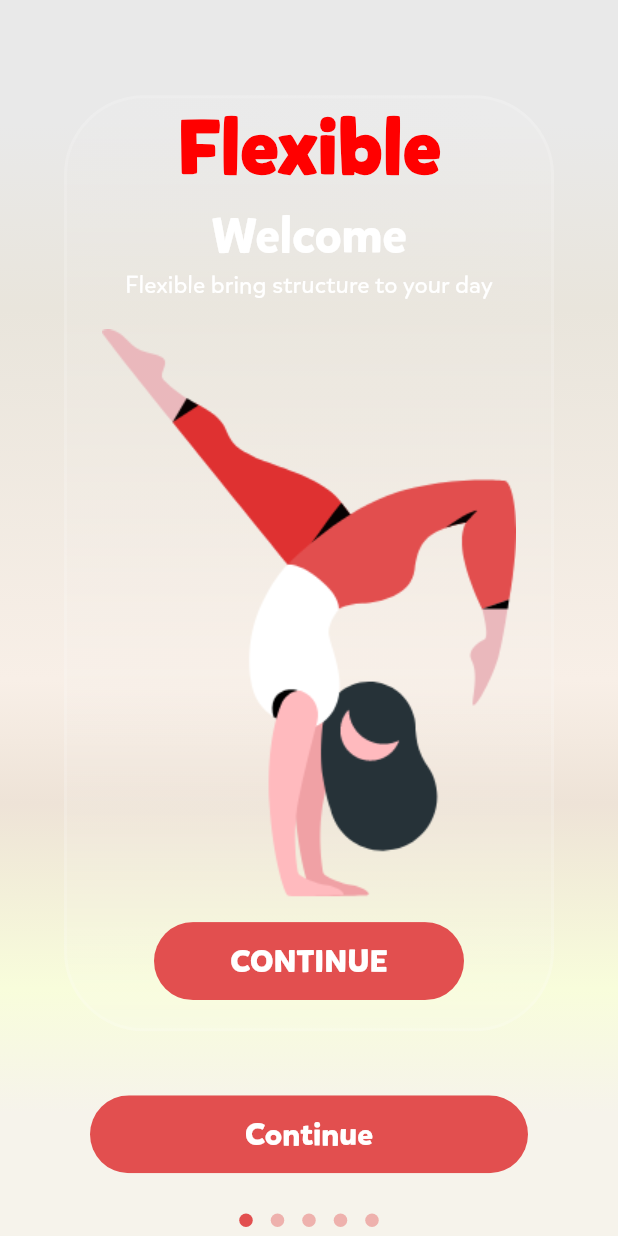
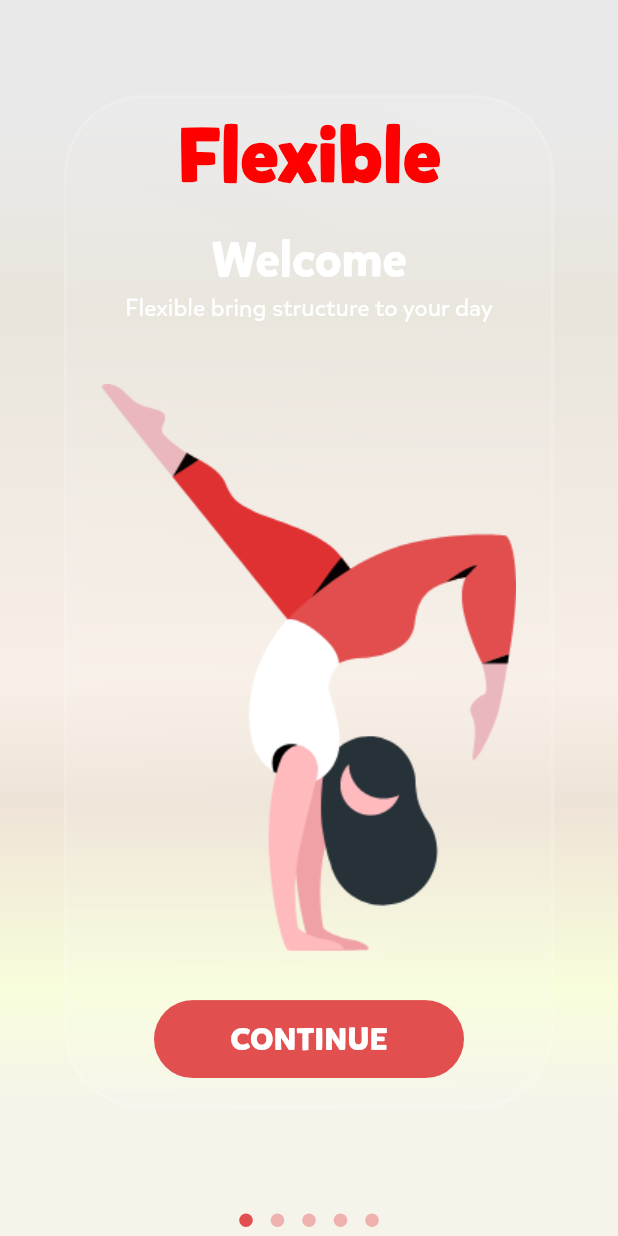
Before and after one commit to horlann/flexible, a Flutter app: the screen it shows after launch, on a phone screen of 412 x 824 dp. Run offline on Flutter 3.47's test engine with Material 2 defaults, Android fonts, the phone set to English and light mode, and no system bars; drawn by our look-alikes of dots_indicator, glassmorphism; our stand-ins replace bloc, cloud_firestore, country_code_picker, equatable, firebase_auth, firebase_core and 13 more; missing offline and left inert: country_pickers, flutter_sim_country_code, invert_colors, move_to_background, qonversion_flutter; accounts and stored records are empty.

Commit message:
helper callback

```diff
--- a/lib/helper/helper_page.dart
+++ b/lib/helper/helper_page.dart
@@ -1,12 +1,11 @@
 import 'package:dots_indicator/dots_indicator.dart';
+import 'package:flutter/material.dart';
+import 'package:flutter/services.dart';
 import 'package:flexible/board/widgets/flexible_text.dart';
 import 'package:flexible/board/widgets/glassmorph_layer.dart';
-import 'package:flexible/board/widgets/weather_bg.dart';
 import 'package:flexible/utils/adaptive_utils.dart';
 import 'package:flexible/utils/main_backgroung_gradient.dart';
 import 'package:flexible/widgets/wide_rounded_button.dart';
-import 'package:flutter/material.dart';
-import 'package:flutter/services.dart';
 
 class HelperPage extends StatefulWidget {
   HelperPage({required this.callback});
@@ -31,14 +30,30 @@ class _HelperPageState extends State<HelperPage> {
         duration: Duration(milliseconds: 200), curve: Curves.easeInOut);
   }
 
-  final List<Widget> subPages = [
-    Helper2(),
-    Helper1(),
-    Helper4(),
-    Helper5(),
-    Helper3(),
+  late final List<Widget> subPages;
+  double currentPage = 0;
+
+  @override
+  void initState() {
+    super.initState();
+    subPages = [
+      Helper2(
+        callback: () => onContinue(),
+      ),
+      Helper1(
+        callback: () => onContinue(),
+      ),
+      Helper4(
+        callback: () => onContinue(),
+      ),
+      Helper5(
+        callback: () => onContinue(),
+      ),
+      Helper3(
+        callback: () => onContinue(),
+      ),
     ];
-  double currentPage = 0;
+  }
 
   @override
   Widget build(BuildContext context) {
@@ -85,7 +100,6 @@ class _HelperPageState extends State<HelperPage> {
             SizedBox(
               height: 16 * byWithScale(context),
             ),
-
             Expanded(
               child: Padding(
                 padding: EdgeInsets.all(32 / hpRatio(context)),
@@ -101,27 +115,26 @@ class _HelperPageState extends State<HelperPage> {
                 ),
               ),
             ),
-            Padding(
-              padding: EdgeInsets.symmetric(horizontal: 60),
-              child: WideRoundedButton(
-                text: 'Continue',
-                enable: true,
-                textColor: Colors.white,
-                enableColor: Color(0xffE24F4F),
-                disableColor: Color(0xffE24F4F).withOpacity(0.25),
-                callback: () => onContinue(),
-              ),
-            ),
+            // Padding(
+            //   padding: EdgeInsets.symmetric(horizontal: 60),
+            //   child: WideRoundedButton(
+            //     text: 'Continue',
+            //     enable: true,
+            //     textColor: Colors.white,
+            //     enableColor: Color(0xffE24F4F),
+            //     disableColor: Color(0xffE24F4F).withOpacity(0.25),
+            //     callback: () => onContinue(),
+            //   ),
+            // ),
             SizedBox(
               height: 16 * byWithScale(context),
             ),
             DotsIndicator(
-                decorator: DotsDecorator(activeColor: Color(0xffE24F4F),
+                decorator: DotsDecorator(
+                    activeColor: Color(0xffE24F4F),
                     color: Color(0xffE24F4F).withOpacity(0.4)),
                 dotsCount: subPages.length,
-                position: currentPage
-            )
-
+                position: currentPage)
           ],
         );
       },
@@ -130,8 +143,10 @@ class _HelperPageState extends State<HelperPage> {
 }
 
 class Helper1 extends StatelessWidget {
+  final VoidCallback callback;
   const Helper1({
     Key? key,
+    required this.callback,
   }) : super(key: key);
 
   @override
@@ -177,7 +192,7 @@ class Helper1 extends StatelessWidget {
             textColor: Colors.white,
             enableColor: Color(0xffE24F4F),
             disableColor: Color(0xffE24F4F).withOpacity(0.25),
-            callback: () => {},
+            callback: () => callback(),
           ),
         ),
         SizedBox(
@@ -189,8 +204,10 @@ class Helper1 extends StatelessWidget {
 }
 
 class Helper2 extends StatelessWidget {
-  const Helper2({PageController? i,
+  final VoidCallback callback;
+  const Helper2({
     Key? key,
+    required this.callback,
   }) : super(key: key);
 
   @override
@@ -233,7 +250,7 @@ class Helper2 extends StatelessWidget {
             textColor: Colors.white,
             enableColor: Color(0xffE24F4F),
             disableColor: Color(0xffE24F4F).withOpacity(0.25),
-            callback: () => {null},
+            callback: () => callback(),
           ),
         ),
         SizedBox(
@@ -245,8 +262,10 @@ class Helper2 extends StatelessWidget {
 }
 
 class Helper3 extends StatelessWidget {
+  final VoidCallback callback;
   const Helper3({
     Key? key,
+    required this.callback,
   }) : super(key: key);
 
   @override
@@ -264,16 +283,12 @@ class Helper3 extends StatelessWidget {
         Text(
           'Increase productivity',
           style: TextStyle(
-              color: Colors.white,
-              fontSize: 32,
-              fontWeight: FontWeight.w700),
+              color: Colors.white, fontSize: 32, fontWeight: FontWeight.w700),
         ),
         Text(
           'Start with your first task',
           style: TextStyle(
-              color: Colors.white,
-              fontSize: 16,
-              fontWeight: FontWeight.w400),
+              color: Colors.white, fontSize: 16, fontWeight: FontWeight.w400),
         ),
         Spacer(
           flex: 4,
@@ -306,7 +321,7 @@ class Helper3 extends StatelessWidget {
             textColor: Colors.white,
             enableColor: Color(0xffE24F4F),
             disableColor: Color(0xffE24F4F).withOpacity(0.25),
-            callback: () => {null},
+            callback: () => callback(),
           ),
         ),
         SizedBox(
@@ -318,8 +333,10 @@ class Helper3 extends StatelessWidget {
 }
 
 class Helper4 extends StatelessWidget {
-  const Helper4({int? num,
+  final VoidCallback callback;
+  const Helper4({
     Key? key,
+    required this.callback,
   }) : super(key: key);
 
   @override
@@ -335,11 +352,10 @@ class Helper4 extends StatelessWidget {
           flex: 2,
         ),
         // ignore: unrelated_type_equality_checks
-        Text('Good morning',
+        Text(
+          'Good morning',
           style: TextStyle(
-              color: Colors.white,
-              fontSize: 32,
-              fontWeight: FontWeight.w700),
+              color: Colors.white, fontSize: 32, fontWeight: FontWeight.w700),
         ),
         Spacer(
           flex: 1,
@@ -347,17 +363,19 @@ class Helper4 extends StatelessWidget {
         Text(
           'When do you  usually wake up',
           style: TextStyle(
-              color: Colors.white,
-              fontSize: 16,
-              fontWeight: FontWeight.w400),
+              color: Colors.white, fontSize: 16, fontWeight: FontWeight.w400),
         ),
 //        Image.asset(
 //          'src/helper/helper_morning.png',
 //          height: 500 / hpRatio(context),
 //        ),
-        Container(height: 350 / hpRatio(context),
+        Container(
+          height: 350 / hpRatio(context),
           child: Image.asset(
-            'src/helper/helper_morning.png', fit: BoxFit.cover,),),
+            'src/helper/helper_morning.png',
+            fit: BoxFit.cover,
+          ),
+        ),
 
         Padding(
           padding: const EdgeInsets.symmetric(horizontal: 32),
@@ -380,7 +398,7 @@ class Helper4 extends StatelessWidget {
             textColor: Colors.white,
             enableColor: Color(0xffE24F4F),
             disableColor: Color(0xffE24F4F).withOpacity(0.25),
-            callback: () => {null},
+            callback: () => callback(),
           ),
         ),
         SizedBox(
@@ -391,10 +409,11 @@ class Helper4 extends StatelessWidget {
   }
 }
 
-
 class Helper5 extends StatelessWidget {
-  const Helper5({int? num,
+  final VoidCallback callback;
+  const Helper5({
     Key? key,
+    required this.callback,
   }) : super(key: key);
 
   @override
@@ -410,11 +429,10 @@ class Helper5 extends StatelessWidget {
           flex: 2,
         ),
         // ignore: unrelated_type_equality_checks
-        Text('Good night',
+        Text(
+          'Good night',
           style: TextStyle(
-              color: Colors.white,
-              fontSize: 32,
-              fontWeight: FontWeight.w700),
+              color: Colors.white, fontSize: 32, fontWeight: FontWeight.w700),
         ),
         Spacer(
           flex: 1,
@@ -422,17 +440,19 @@ class Helper5 extends StatelessWidget {
         Text(
           'When do you  usually wake up',
           style: TextStyle(
-              color: Colors.white,
-              fontSize: 16,
-              fontWeight: FontWeight.w400),
+              color: Colors.white, fontSize: 16, fontWeight: FontWeight.w400),
         ),
 //        Image.asset(
 //          'src/helper/helper_morning.png',
 //          height: 500 / hpRatio(context),
 //        ),
-        Container(height: 350 / hpRatio(context),
+        Container(
+          height: 350 / hpRatio(context),
           child: Image.asset(
-            'src/helper/helper_morning.png', fit: BoxFit.cover,),),
+            'src/helper/helper_morning.png',
+            fit: BoxFit.cover,
+          ),
+        ),
 
         Padding(
           padding: const EdgeInsets.symmetric(horizontal: 32),
@@ -455,7 +475,7 @@ class Helper5 extends StatelessWidget {
             textColor: Colors.white,
             enableColor: Color(0xffE24F4F),
             disableColor: Color(0xffE24F4F).withOpacity(0.25),
-            callback: () => {null},
+            callback: () => callback(),
           ),
         ),
         SizedBox(
```
Lines whose indentation alone changed are shown as unchanged.
